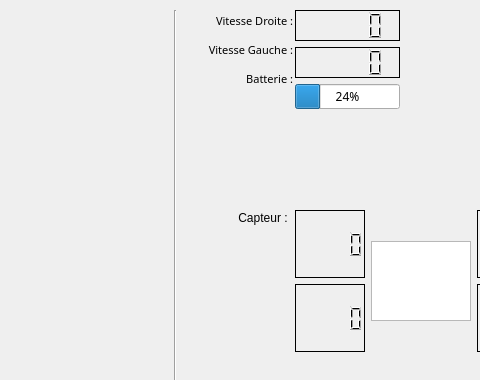
Old version of the form mainwindow.ui in the repository theault/WifiBot; both pictures show x 295 to 775 and y 0 to 380 of the 1017 by 729 pixel window.
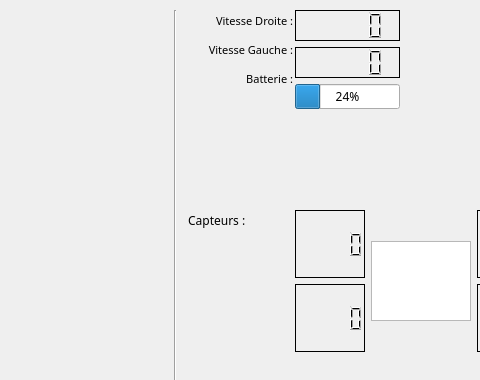
New version of the form. Icons and pictures are not drawn.

Commit message: Ajout fonction touche + interface

Patch:
```diff
--- a/mainwindow.ui
+++ b/mainwindow.ui
@@ -83,14 +83,19 @@
    <widget class="QLabel" name="label_4">
     <property name="geometry">
      <rect>
-      <x>530</x>
+      <x>480</x>
       <y>210</y>
-      <width>61</width>
-      <height>16</height>
+      <width>101</width>
+      <height>20</height>
      </rect>
     </property>
+    <property name="font">
+     <font>
+      <family>Purisa</family>
+     </font>
+    </property>
     <property name="text">
-     <string> Capteur :</string>
+     <string> Capteurs :</string>
     </property>
    </widget>
    <widget class="QWidget" name="layoutWidget_2">
@@ -636,7 +641,7 @@
      <enum>Qt::Horizontal</enum>
     </property>
    </widget>
-   <widget class="QWidget" name="">
+   <widget class="QWidget" name="layoutWidget">
     <property name="geometry">
      <rect>
       <x>490</x>
```
The commit also changes 3 other files.
